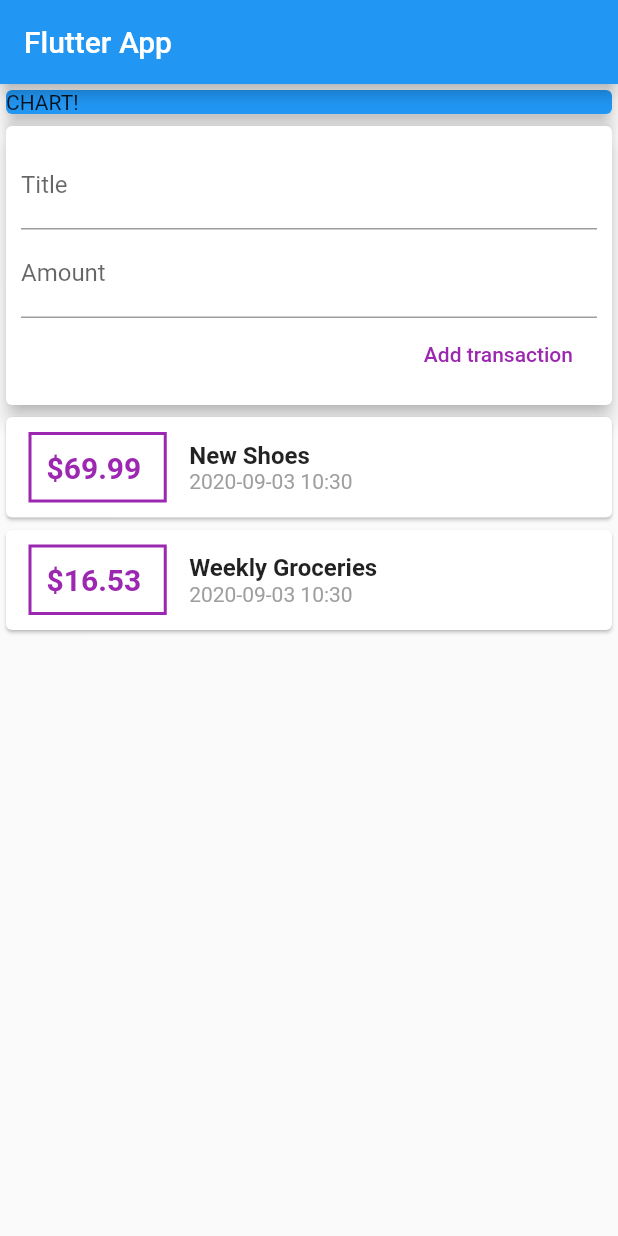
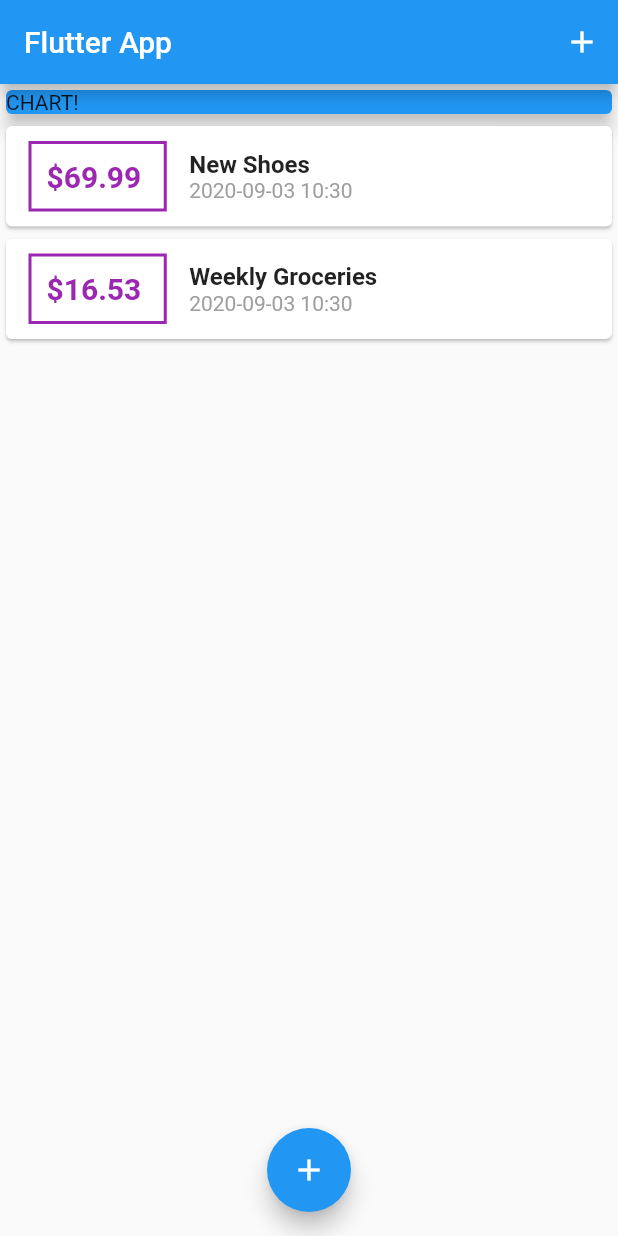
Before and after one commit to kicok/flu_real_app, a Flutter app: the screen it shows after launch, on a phone screen of 412 x 824 dp. Run offline on Flutter 3.47's test engine with Material 2 defaults, Android fonts, the phone set to English and light mode, and no system bars.

```diff
--- a/lib/main.dart
+++ b/lib/main.dart
@@ -1,5 +1,7 @@
 import 'package:flutter/material.dart';
-import './widgets/user_transaction.dart';
+import './widgets/new_transaction.dart';
+import './widgets/transaction_list.dart';
+import './models/transaction.dart';
 
 void main() {
   runApp(MyApp());
@@ -15,12 +17,63 @@ class MyApp extends StatelessWidget {
   }
 }
 
-class MyHomePage extends StatelessWidget {
+class MyHomePage extends StatefulWidget {
+  @override
+  _MyHomePageState createState() => _MyHomePageState();
+}
+
+class _MyHomePageState extends State<MyHomePage> {
+  List<Transaction> _userTransactions = [
+    Transaction(
+      id: 't1',
+      title: 'New Shoes',
+      amount: 69.99,
+      date: DateTime.now(),
+    ),
+    Transaction(
+      id: 't2',
+      title: 'Weekly Groceries',
+      amount: 16.53,
+      date: DateTime.now(),
+    ),
+  ];
+
+  void _addNewTransaction(String txTitle, double txAmount) {
+    final newTx = Transaction(
+      id: DateTime.now().toString(),
+      title: txTitle,
+      amount: txAmount,
+      date: DateTime.now(),
+    );
+
+    setState(() {
+      _userTransactions.add(newTx);
+    });
+  }
+
+  void _startAddNewTransaction(BuildContext ctx) {
+    showModalBottomSheet(
+        context: ctx,
+        builder: (_) {
+          return GestureDetector(
+            onTap: () {},
+            child: NewTransaction(_addNewTransaction),
+            behavior: HitTestBehavior.opaque,
+          );
+        });
+  }
+
   @override
   Widget build(BuildContext context) {
     return Scaffold(
       appBar: AppBar(
         title: Text('Flutter App'),
+        actions: [
+          IconButton(
+            icon: Icon(Icons.add),
+            onPressed: () => _startAddNewTransaction(context),
+          ),
+        ],
       ),
       body: SingleChildScrollView(
         child: Column(
@@ -35,9 +88,14 @@ class MyHomePage extends StatelessWidget {
                 elevation: 5,
               ),
             ),
-            UserTransaction()
+            TransactionList(_userTransactions),
           ],
         ),
+      ),
+      floatingActionButtonLocation: FloatingActionButtonLocation.centerFloat,
+      floatingActionButton: FloatingActionButton(
+        child: Icon(Icons.add),
+        onPressed: () => _startAddNewTransaction(context),
       ),
     );
   }
--- a/lib/widgets/user_transaction.dart
+++ /dev/null
@@ -1,49 +0,0 @@
-import 'package:flutter/material.dart';
-import '../models/transaction.dart';
-import './new_transaction.dart';
-import './transaction_list.dart';
-
-class UserTransaction extends StatefulWidget {
-  @override
-  _UserTransactionState createState() => _UserTransactionState();
-}
-
-class _UserTransactionState extends State<UserTransaction> {
-  List<Transaction> _userTransactions = [
-    Transaction(
-      id: 't1',
-      title: 'New Shoes',
-      amount: 69.99,
-      date: DateTime.now(),
-    ),
-    Transaction(
-      id: 't2',
-      title: 'Weekly Groceries',
-      amount: 16.53,
-      date: DateTime.now(),
-    ),
-  ];
-
-  void _addNewTransaction(String txTitle, double txAmount) {
-    final newTx = Transaction(
-      id: DateTime.now().toString(),
-      title: txTitle,
-      amount: txAmount,
-      date: DateTime.now(),
-    );
-
-    setState(() {
-      _userTransactions.add(newTx);
-    });
-  }
-
-  @override
-  Widget build(BuildContext context) {
-    return Column(
-      children: [
-        NewTransaction(_addNewTransaction),
-        TransactionList(_userTransactions),
-      ],
-    );
-  }
-}
```
Also changed, not shown: lib/widgets/new_transaction.dart (+14 -5 lines).
